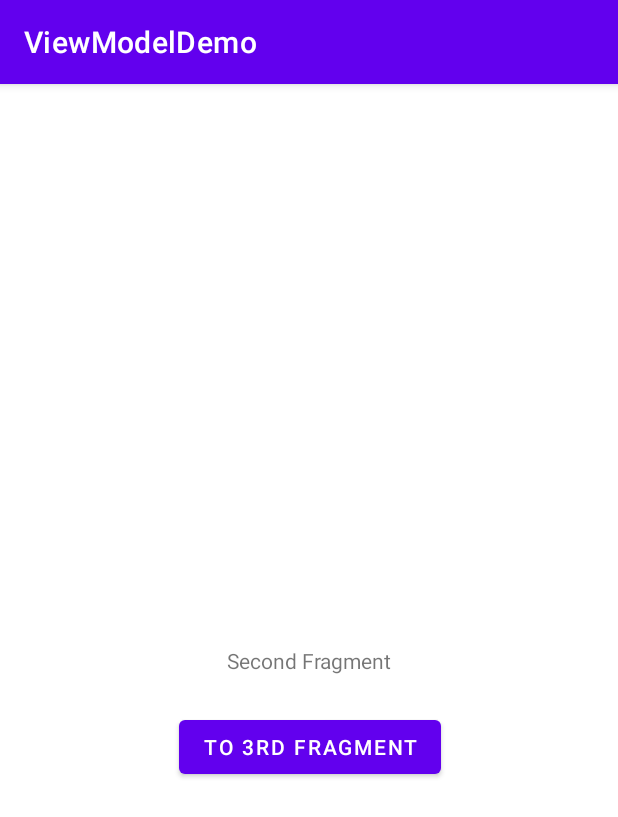
After one commit to diogopm-ipbeja/ViewModelDemo, an Android app: the SecondFragment screen opened through its navigation route, on a phone screen of 412 x 824 dp. The commit adds this screen. Shown: the top 817 px of the screen. Run offline under Robolectric (Android 15) with nearby library versions, the phone set to English and light mode, and no system bars.

Commit message:
included logs

```diff
--- a/app/src/main/AndroidManifest.xml
+++ b/app/src/main/AndroidManifest.xml
@@ -1,6 +1,5 @@
 <?xml version="1.0" encoding="utf-8"?>
-<manifest xmlns:android="http://schemas.android.com/apk/res/android"
-    package="pt.ipbeja.viewmodeldemo">
+<manifest xmlns:android="http://schemas.android.com/apk/res/android">
 
     <application
         android:allowBackup="true"
--- a/app/src/main/java/pt/ipbeja/viewmodeldemo/ui/form/FormStep3Fragment.kt
+++ b/app/src/main/java/pt/ipbeja/viewmodeldemo/ui/form/FormStep3Fragment.kt
@@ -30,7 +30,7 @@ class FormStep3Fragment : Fragment() {
     }
 
     override fun onViewCreated(view: View, savedInstanceState: Bundle?) {
-        Log.i("ViewModelDemo",viewModel.toString())
+        Log.i("FormStep3Fragment", "NavGraph-scoped ViewModel => $viewModel")
 
         binding.name.text = viewModel.name
         binding.dob.text = viewModel.dateOfBirth?.toString()
--- a/app/src/main/java/pt/ipbeja/viewmodeldemo/ui/form/FormViewModel.kt
+++ b/app/src/main/java/pt/ipbeja/viewmodeldemo/ui/form/FormViewModel.kt
@@ -11,12 +11,16 @@ class FormViewModel() : ViewModel() {
     var dateOfBirth: LocalDate? = null
 
     init {
-        Log.i("ViewModelDemo","A new FormViewModel created!")
+        Log.i("FormViewModel","A new FormViewModel created!")
     }
 
     override fun toString(): String {
         return "name: $name | dob: $dateOfBirth"
     }
 
+    override fun onCleared() {
+        Log.i("FormViewModel","DESTROYED!")
+        super.onCleared()
+    }
 
 }
--- /dev/null
+++ b/app/src/main/java/pt/ipbeja/viewmodeldemo/ui/main/ActivityScopedViewModel.kt
@@ -0,0 +1,24 @@
+package pt.ipbeja.viewmodeldemo.ui.main
+
+import android.app.Application
+import android.util.Log
+import androidx.lifecycle.AndroidViewModel
+
+class ActivityScopedViewModel(app: Application) : AndroidViewModel(app) {
+
+     var counter = 0
+
+     init {
+          Log.i("ActivityScopedViewModel", "created a new ViewModel")
+     }
+
+     fun incrementAndGetCounter() : Int {
+          return ++counter
+     }
+
+     override fun onCleared() {
+          Log.i("ActivityScopedViewModel","DESTROYED!")
+          super.onCleared()
+     }
+
+}
--- /dev/null
+++ b/app/src/main/java/pt/ipbeja/viewmodeldemo/ui/main/FragmentScopedViewModel.kt
@@ -0,0 +1,26 @@
+package pt.ipbeja.viewmodeldemo.ui.main
+
+import android.app.Application
+import android.util.Log
+import androidx.lifecycle.AndroidViewModel
+import androidx.lifecycle.ViewModel
+import java.time.LocalDate
+
+class FragmentScopedViewModel(app: Application) : AndroidViewModel(app) {
+
+     var counter = 0
+
+     init {
+          Log.i("FragmentScopedViewModel", "created a new ViewModel")
+     }
+
+     fun incrementAndGetCounter() : Int {
+          return ++counter
+     }
+
+     override fun onCleared() {
+          Log.i("FragmentScopedViewModel","DESTROYED!")
+          super.onCleared()
+     }
+
+}
--- a/app/src/main/java/pt/ipbeja/viewmodeldemo/ui/main/MainFragment.kt
+++ b/app/src/main/java/pt/ipbeja/viewmodeldemo/ui/main/MainFragment.kt
@@ -15,7 +15,6 @@ class MainFragment : Fragment() {
 
 
     private lateinit var binding: MainFragmentBinding
-    private val viewModel: MainViewModel by viewModels()
 
     override fun onCreateView(
         inflater: LayoutInflater, container: ViewGroup?,
@@ -27,6 +26,7 @@ class MainFragment : Fragment() {
 
     override fun onViewCreated(view: View, savedInstanceState: Bundle?) {
         binding.startForm.setOnClickListener(Navigation.createNavigateOnClickListener(MainFragmentDirections.actionMainFragmentToFormStep1Fragment()))
+        binding.secondFragmentBtn.setOnClickListener(Navigation.createNavigateOnClickListener(MainFragmentDirections.actionMainFragmentToSecondFragment()))
     }
 
 }
--- /dev/null
+++ b/app/src/main/java/pt/ipbeja/viewmodeldemo/ui/main/SecondFragment.kt
@@ -0,0 +1,61 @@
+package pt.ipbeja.viewmodeldemo.ui.main
+
+import android.os.Bundle
+import android.util.Log
+import android.view.LayoutInflater
+import android.view.ViewGroup
+import androidx.fragment.app.Fragment
+import androidx.fragment.app.activityViewModels
+import androidx.fragment.app.viewModels
+import androidx.navigation.fragment.findNavController
+import pt.ipbeja.viewmodeldemo.databinding.SecondFragmentBinding
+
+class SecondFragment : Fragment() {
+
+
+    private lateinit var binding: SecondFragmentBinding
+    private val fragmentScopedViewModel: FragmentScopedViewModel by viewModels()
+    private val activityScopedViewModel: ActivityScopedViewModel by activityViewModels()
+
+
+    override fun onCreate(savedInstanceState: Bundle?) {
+        super.onCreate(savedInstanceState)
+        Log.i("SecondFragment", "onCreate")
+
+    }
+
+    override fun onCreateView(
+        inflater: LayoutInflater, container: ViewGroup?,
+        savedInstanceState: Bundle?
+    ) = SecondFragmentBinding.inflate(inflater).let {
+        Log.i("SecondFragment", "onCreateView")
+        this.binding = it
+        it.root
+    }
+
+    override fun onResume() {
+        super.onResume()
+        Log.i(
+            "SecondFragment",
+            "Fragment-scoped VM => Counter value is ${fragmentScopedViewModel.incrementAndGetCounter()}"
+        )
+        Log.i(
+            "SecondFragment",
+            "Activity-scoped VM => Counter value is ${activityScopedViewModel.incrementAndGetCounter()}"
+        )
+        binding.button.setOnClickListener {
+            findNavController().navigate(SecondFragmentDirections.actionSecondFragmentToThirdFragment())
+        }
+    }
+
+    override fun onDestroyView() {
+        super.onDestroyView()
+        Log.i("SecondFragment", "onDestroyView")
+    }
+
+    override fun onDestroy() {
+        Log.i("SecondFragment", "onDestroy")
+        super.onDestroy()
+    }
+
+}
--- /dev/null
+++ b/app/src/main/res/layout/second_fragment.xml
@@ -0,0 +1,29 @@
+<?xml version="1.0" encoding="utf-8"?>
+<androidx.constraintlayout.widget.ConstraintLayout xmlns:android="http://schemas.android.com/apk/res/android"
+    xmlns:app="http://schemas.android.com/apk/res-auto"
+    xmlns:tools="http://schemas.android.com/tools"
+    android:layout_width="match_parent"
+    android:layout_height="match_parent">
+
+    <TextView
+        android:id="@+id/textView"
+        android:layout_width="wrap_content"
+        android:layout_height="wrap_content"
+        android:text="Second Fragment"
+        app:layout_constraintBottom_toBottomOf="parent"
+        app:layout_constraintEnd_toEndOf="parent"
+        app:layout_constraintHorizontal_bias="0.5"
+        app:layout_constraintStart_toStartOf="parent"
+        app:layout_constraintTop_toTopOf="parent"
+        app:layout_constraintVertical_bias="0.5" />
+
+    <Button
+        android:id="@+id/button"
+        android:layout_width="wrap_content"
+        android:layout_height="wrap_content"
+        android:layout_marginTop="24dp"
+        android:text="To 3rd fragment"
+        app:layout_constraintEnd_toEndOf="@+id/textView"
+        app:layout_constraintStart_toStartOf="@+id/textView"
+        app:layout_constraintTop_toBottomOf="@+id/textView" />
+</androidx.constraintlayout.widget.ConstraintLayout>
--- a/build.gradle
+++ b/build.gradle
@@ -5,9 +5,9 @@ buildscript {
         mavenCentral()
     }
     dependencies {
-        classpath "com.android.tools.build:gradle:7.0.4"
-        classpath "org.jetbrains.kotlin:kotlin-gradle-plugin:1.6.0"
-        classpath("androidx.navigation:navigation-safe-args-gradle-plugin:2.4.0-beta02")
+        classpath 'com.android.tools.build:gradle:7.3.1'
+        classpath "org.jetbrains.kotlin:kotlin-gradle-plugin:1.7.20"
+        classpath('androidx.navigation:navigation-safe-args-gradle-plugin:2.5.3')
 
         // NOTE: Do not place your application dependencies here; they belong
         // in the individual module build.gradle files
```
Also changed, not shown: app/build.gradle (+12 -11 lines), app/src/main/java/pt/ipbeja/viewmodeldemo/ui/form/FormStep1Fragment.kt (+4 -12 lines), app/src/main/java/pt/ipbeja/viewmodeldemo/ui/form/FormStep2Fragment.kt (+21 -12 lines), app/src/main/java/pt/ipbeja/viewmodeldemo/ui/main/MainViewModel.kt (deleted, +0 -13 lines), app/src/main/java/pt/ipbeja/viewmodeldemo/ui/main/ThirdFragment.kt (added, +55 -0 lines), app/src/main/res/layout/main_fragment.xml (+18 -3 lines), app/src/main/res/layout/third_fragment.xml (added, +19 -0 lines), app/src/main/res/navigation/nav_graph.xml (+22 -3 lines), gradle/wrapper/gradle-wrapper.properties.
